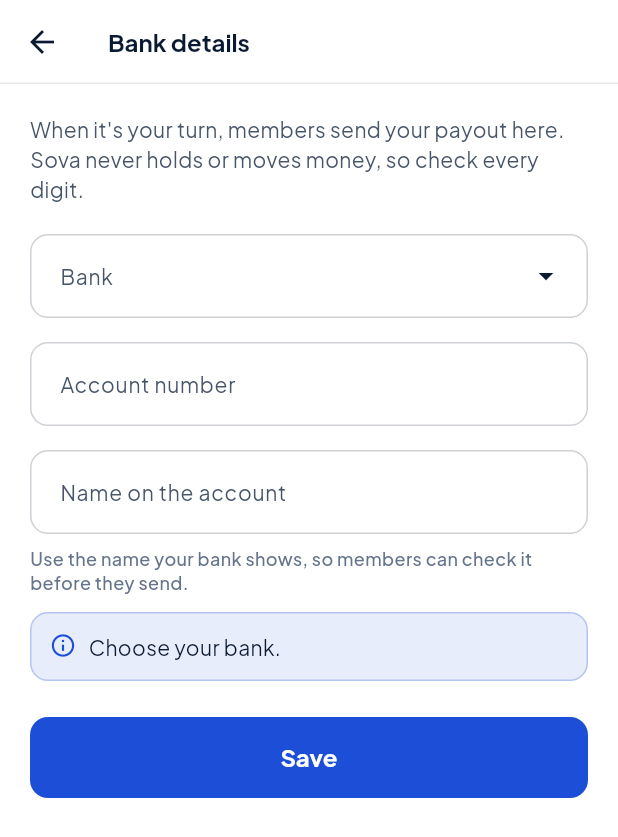
After one commit to adeyanjufuhad/Sova, a Flutter app: the BankDetailsScreen screen opened by its route, after a tap on "Save", on a phone screen of 412 x 824 dp. The commit adds this screen. Shown: the top 837 px of the screen. Run offline on Flutter 3.47's test engine with Material 3 defaults, Android fonts, the phone set to English and light mode, and no system bars; our stand-ins replace flutter_riverpod, flutter_secure_storage, go_router, image_picker, share_plus, web; accounts and stored records are empty.

Commit message:
Add edit profile, bank details and change PIN screens

```diff
--- a/app/lib/core/router/sova_router.dart
+++ b/app/lib/core/router/sova_router.dart
@@ -21,6 +21,8 @@ import '../../features/circle/rules_screen.dart';
 import '../../features/circles/circles_screen.dart';
 import '../../features/create/create_circle_screen.dart';
 import '../../features/join/join_circle_screen.dart';
+import '../../features/notifications/notifications_screen.dart';
+import '../../features/settings/settings_screens.dart';
 import '../../features/home/home_screen.dart';
 import '../../features/record/record_screen.dart';
 import '../../shared/widgets/app_shell.dart';
@@ -108,6 +110,10 @@ final routerProvider = Provider<GoRouter>((ref) {
       // Full-screen flows above the tab bar.
       GoRoute(path: '/create', parentNavigatorKey: _rootKey, builder: (_, _) => const CreateCircleScreen()),
       GoRoute(path: '/join', parentNavigatorKey: _rootKey, builder: (_, _) => const JoinCircleScreen()),
+      GoRoute(path: '/notifications', parentNavigatorKey: _rootKey, builder: (_, _) => const NotificationsScreen()),
+      GoRoute(path: '/settings/profile', parentNavigatorKey: _rootKey, builder: (_, _) => const EditProfileScreen()),
+      GoRoute(path: '/settings/bank', parentNavigatorKey: _rootKey, builder: (_, _) => const BankDetailsScreen()),
+      GoRoute(path: '/settings/pin', parentNavigatorKey: _rootKey, builder: (_, _) => const ChangePinScreen()),
       GoRoute(
         path: '/handover/:id',
         parentNavigatorKey: _rootKey,
--- a/app/lib/features/record/record_screen.dart
+++ b/app/lib/features/record/record_screen.dart
@@ -1,5 +1,6 @@
 import 'package:flutter/material.dart';
 import 'package:flutter_riverpod/flutter_riverpod.dart';
+import 'package:go_router/go_router.dart';
 import 'package:intl/intl.dart';
 
 import '../../core/format.dart';
@@ -9,7 +10,6 @@ import '../../data/providers.dart';
 import '../../shared/widgets/app_shell.dart' show tabBarInset;
 import '../../shared/widgets/common.dart';
 import '../../shared/widgets/polish.dart';
-import '../home/home_screen.dart' show comingNext;
 import 'score_card.dart';
 
 /// The member's own savings record: the thing that earns trust (and, later,
@@ -30,7 +30,12 @@ class RecordScreen extends ConsumerWidget {
             final s = recordStats(list, ref.watch(meProvider));
             final pct = (s.onTimeRate * 100).round();
             return ListView(
-              padding: EdgeInsets.fromLTRB(SovaSpacing.screenH, SovaSpacing.lg, SovaSpacing.screenH, SovaSpacing.xl3 + tabBarInset(context)),
+              padding: EdgeInsets.fromLTRB(
+                SovaSpacing.screenH,
+                SovaSpacing.lg,
+                SovaSpacing.screenH,
+                SovaSpacing.xl3 + tabBarInset(context),
+              ),
               children: [
                 Row(
                   children: [
@@ -57,9 +62,18 @@ class RecordScreen extends ConsumerWidget {
                   child: ScoreCard(
                     footer: Row(
                       children: [
-                        _Stat(label: 'Contributed', child: Money(s.totalContributed, style: _statStyle)),
-                        _Stat(label: 'Active circles', child: Text('${s.circlesActive}', style: _statStyle)),
-                        _Stat(label: 'Turns collected', child: Text('${s.turnsCollected}', style: _statStyle)),
+                        _Stat(
+                          label: 'Contributed',
+                          child: Money(s.totalContributed, style: _statStyle),
+                        ),
+                        _Stat(
+                          label: 'Active circles',
+                          child: Text('${s.circlesActive}', style: _statStyle),
+                        ),
+                        _Stat(
+                          label: 'Turns collected',
+                          child: Text('${s.turnsCollected}', style: _statStyle),
+                        ),
                       ],
                     ),
                   ),
@@ -78,10 +92,16 @@ class RecordScreen extends ConsumerWidget {
                         children: [
                           const IconTile(Icons.groups_rounded),
                           const SizedBox(width: SovaSpacing.md),
-                          Expanded(child: Text(share.circle.name, style: SovaText.label, overflow: TextOverflow.ellipsis)),
+                          Expanded(
+                            child: Text(share.circle.name, style: SovaText.label, overflow: TextOverflow.ellipsis),
+                          ),
                           SizedBox(
                             width: 48,
-                            child: Text('${(share.share * 100).round()}%', style: SovaText.caption, textAlign: TextAlign.right),
+                            child: Text(
+                              '${(share.share * 100).round()}%',
+                              style: SovaText.caption,
+                              textAlign: TextAlign.right,
+                            ),
                           ),
                           const SizedBox(width: SovaSpacing.lg),
                           Money(share.amount, style: SovaText.moneySmall),
@@ -247,7 +267,7 @@ class _Settings extends ConsumerWidget {
             Icons.person_outline_rounded,
             session?.fullName ?? 'Profile',
             subtitle: session == null ? null : displayPhone(session.phone),
-            onTap: () => comingNext(context, 'Editing your profile'),
+            onTap: () => context.push('/settings/profile'),
           ),
           const Divider(),
           row(
@@ -262,13 +282,23 @@ class _Settings extends ConsumerWidget {
             onTap: () => ref.read(hideAmountsProvider.notifier).toggle(),
           ),
           const Divider(),
-          row(Icons.account_balance_outlined, 'Bank details', subtitle: 'Where members send your payout',
-              onTap: () => comingNext(context, 'Editing bank details')),
+          row(
+            Icons.account_balance_outlined,
+            'Bank details',
+            subtitle: session?.bank == null
+                ? 'Add where members send your payout'
+                : '${session!.bank!.bankName} ${session.bank!.accountNumber}',
+            onTap: () => context.push('/settings/bank'),
+          ),
           const Divider(),
-          row(Icons.lock_outline_rounded, 'Change PIN', onTap: () => comingNext(context, 'Changing your PIN')),
+          row(Icons.lock_outline_rounded, 'Change PIN', onTap: () => context.push('/settings/pin')),
           const Divider(),
-          row(Icons.logout_rounded, 'Sign out', trailing: const SizedBox.shrink(),
-              onTap: () => ref.read(authProvider.notifier).signOut()),
+          row(
+            Icons.logout_rounded,
+            'Sign out',
+            trailing: const SizedBox.shrink(),
+            onTap: () => ref.read(authProvider.notifier).signOut(),
+          ),
         ],
       ),
     );
--- /dev/null
+++ b/app/lib/features/settings/settings_screens.dart
@@ -0,0 +1,283 @@
+import 'package:flutter/material.dart';
+import 'package:flutter/services.dart';
+import 'package:flutter_riverpod/flutter_riverpod.dart';
+
+import '../../core/format.dart';
+import '../../core/theme/theme.dart';
+import '../../data/models.dart';
+import '../../data/providers.dart';
+import '../../shared/widgets/common.dart';
+import '../../shared/widgets/pin_pad.dart';
+
+void _done(BuildContext context, String message) {
+  HapticFeedback.mediumImpact();
+  ScaffoldMessenger.of(context).showSnackBar(SnackBar(content: Text(message)));
+  leaveScreen(context, fallback: '/record');
+}
+
+/// The member's name, as the rest of their circles see it.
+class EditProfileScreen extends ConsumerStatefulWidget {
+  const EditProfileScreen({super.key});
+
+  @override
+  ConsumerState<EditProfileScreen> createState() => _EditProfileScreenState();
+}
+
+class _EditProfileScreenState extends ConsumerState<EditProfileScreen> {
+  late final _name = TextEditingController(text: ref.read(authProvider).session?.fullName ?? '');
+  bool _busy = false;
+  String? _error;
+
+  @override
+  void dispose() {
+    _name.dispose();
+    super.dispose();
+  }
+
+  Future<void> _save() async {
+    final name = _name.text.trim();
+    if (name.length < 2 || !name.contains(' ')) {
+      setState(() => _error = 'Enter your first and last name, as your circle knows you.');
+      return;
+    }
+    setState(() {
+      _busy = true;
+      _error = null;
+    });
+    try {
+      await ref.read(authProvider.notifier).updateName(name);
+      ref.invalidate(circlesProvider);
+      if (mounted) _done(context, 'Name saved.');
+    } catch (e) {
+      if (mounted) setState(() => _error = e.toString());
+    } finally {
+      if (mounted) setState(() => _busy = false);
+    }
+  }
+
+  @override
+  Widget build(BuildContext context) {
+    final session = ref.watch(authProvider).session;
+    return Scaffold(
+      appBar: AppBar(leading: const SovaBackButton(fallback: '/record'), title: const Text('Edit profile')),
+      body: ListView(
+        padding: const EdgeInsets.all(SovaSpacing.screenH),
+        children: [
+          TextField(
+            controller: _name,
+            textCapitalization: TextCapitalization.words,
+            autofillHints: const [AutofillHints.name],
+            decoration: InputDecoration(labelText: 'Full name', errorText: _error),
+            onSubmitted: (_) => _save(),
+          ),
+          const SizedBox(height: SovaSpacing.lg),
+          InfoRow('Phone number', session == null ? '' : displayPhone(session.phone)),
+          const Text(
+            'Your number signs you in, so it can\'t be changed here.',
+            style: SovaText.caption,
+          ),
+          const SizedBox(height: SovaSpacing.xl2),
+          FilledButton(onPressed: _busy ? null : _save, child: Text(_busy ? 'Saving…' : 'Save')),
+        ],
+      ),
+    );
+  }
+}
+
+/// Where members send this person's payout. Saving needs the PIN.
+class BankDetailsScreen extends ConsumerStatefulWidget {
+  const BankDetailsScreen({super.key});
+
+  @override
+  ConsumerState<BankDetailsScreen> createState() => _BankDetailsScreenState();
+}
+
+class _BankDetailsScreenState extends ConsumerState<BankDetailsScreen> {
+  late final BankDetails? _current = ref.read(authProvider).session?.bank;
+  late String? _bank = _current?.bankName;
+  late final _number = TextEditingController(text: _current?.accountNumber ?? '');
+  late final _name = TextEditingController(text: _current?.accountName ?? ref.read(authProvider).session?.fullName ?? '');
+  String? _error;
+
+  @override
+  void dispose() {
+    _number.dispose();
+    _name.dispose();
+    super.dispose();
+  }
+
+  Future<void> _save() async {
+    final number = _number.text.replaceAll(RegExp(r'\s'), '');
+    if (_bank == null) return setState(() => _error = 'Choose your bank.');
+    if (!RegExp(r'^\d{10}$').hasMatch(number)) return setState(() => _error = 'Account numbers are 10 digits.');
+    if (_name.text.trim().length < 2) return setState(() => _error = 'Enter the name on the account.');
+    setState(() => _error = null);
+    final bank = BankDetails(bankName: _bank!, accountNumber: number, accountName: _name.text.trim());
+    final ok = await confirmWithPin(
+      context,
+      title: 'Save bank details',
+      subtitle: 'Members will send your payout to ${bank.bankName} ${bank.accountNumber}.',
+      onPin: (pin) => ref.read(authProvider.notifier).saveBank(bank, pin: pin),
+    );
+    if (!ok || !mounted) return;
+    ref.invalidate(circlesProvider);
+    _done(context, 'Bank details saved.');
+  }
+
+  @override
+  Widget build(BuildContext context) {
+    final banks = ref.watch(_banksProvider);
+    return Scaffold(
+      appBar: AppBar(leading: const SovaBackButton(fallback: '/record'), title: const Text('Bank details')),
+      body: ListView(
+        padding: const EdgeInsets.all(SovaSpacing.screenH),
+        children: [
+          const Text(
+            'When it\'s your turn, members send your payout here. Sova never holds or moves money, so check '
+            'every digit.',
+            style: SovaText.bodySmall,
+          ),
+          const SizedBox(height: SovaSpacing.xl),
+          banks.when(
+            loading: () => const LinearProgressIndicator(),
+            error: (e, _) => NoticeBox(e.toString()),
+            data: (list) => DropdownMenu<String>(
+              initialSelection: _bank,
+              expandedInsets: EdgeInsets.zero,
+              enableFilter: true,
+              requestFocusOnTap: true,
+              label: const Text('Bank'),
+              menuHeight: 320,
+              onSelected: (v) => setState(() => _bank = v),
+              dropdownMenuEntries: [for (final b in list) DropdownMenuEntry(value: b, label: b)],
+            ),
+          ),
+          const SizedBox(height: SovaSpacing.lg),
+          TextField(
+            controller: _number,
+            keyboardType: TextInputType.number,
+            inputFormatters: [FilteringTextInputFormatter.digitsOnly, LengthLimitingTextInputFormatter(10)],
+            decoration: const InputDecoration(labelText: 'Account number', hintText: '10 digits'),
+            style: SovaText.body.copyWith(fontFeatures: const [FontFeature.tabularFigures()]),
+          ),
+          const SizedBox(height: SovaSpacing.lg),
+          TextField(
+            controller: _name,
+            textCapitalization: TextCapitalization.words,
+            decoration: const InputDecoration(labelText: 'Name on the account'),
+          ),
+          const SizedBox(height: SovaSpacing.sm),
+          const Text(
+            'Use the name your bank shows, so members can check it before they send.',
+            style: SovaText.caption,
+          ),
+          if (_error != null) ...[
+            const SizedBox(height: SovaSpacing.md),
+            NoticeBox(_error!),
+          ],
+          const SizedBox(height: SovaSpacing.xl2),
+          FilledButton(onPressed: _save, child: const Text('Save')),
+        ],
+      ),
+    );
+  }
+}
+
+final _banksProvider = FutureProvider<List<String>>((ref) => ref.watch(repositoryProvider).banks());
+
+/// Current PIN, then the new one twice.
+class ChangePinScreen extends ConsumerStatefulWidget {
+  const ChangePinScreen({super.key});
+
+  @override
+  ConsumerState<ChangePinScreen> createState() => _ChangePinScreenState();
+}
+
+enum _PinStep { current, fresh, confirm }
+
+class _ChangePinScreenState extends ConsumerState<ChangePinScreen> {
+  final _pad = GlobalKey<PinPadState>();
+  var _step = _PinStep.current;
+  String? _current;
+  String? _fresh;
+  String? _error;
+  bool _busy = false;
+
+  Future<void> _entered(String pin) async {
+    _pad.currentState?.clear();
+    switch (_step) {
+      case _PinStep.current:
+        setState(() {
+          _current = pin;
+          _step = _PinStep.fresh;
+          _error = null;
+        });
+      case _PinStep.fresh:
+        if (isEasyPin(pin)) {
+          setState(() => _error = 'That PIN is too easy to guess. Try another.');
+        } else if (pin == _current) {
+          setState(() => _error = 'Choose a PIN that\'s different from your current one.');
+        } else {
+          setState(() {
+            _fresh = pin;
+            _step = _PinStep.confirm;
+            _error = null;
+          });
+        }
+      case _PinStep.confirm:
+        if (pin != _fresh) {
+          setState(() {
+            _step = _PinStep.fresh;
+            _error = 'Those PINs didn\'t match. Enter your new PIN again.';
+          });
+          return;
+        }
+        setState(() => _busy = true);
+        try {
+          await ref.read(repositoryProvider).changePin(currentPin: _current!, newPin: pin);
+          if (mounted) _done(context, 'PIN changed. Use your new PIN from now on.');
+        } catch (e) {
+          if (!mounted) return;
+          // A wrong current PIN sends the member back to the start.
+          setState(() {
+            _busy = false;
+            _step = _PinStep.current;
+            _current = null;
+            _fresh = null;
+            _error = e.toString();
+          });
+        }
+    }
+  }
+
+  @override
+  Widget build(BuildContext context) {
+    final (title, hint) = switch (_step) {
+      _PinStep.current => ('Enter your current PIN', 'To keep your account safe.'),
+      _PinStep.fresh => ('Choose a new PIN', 'Avoid easy ones like 1234 or 1111.'),
+      _PinStep.confirm => ('Enter the new PIN again', 'To make sure it\'s right.'),
+    };
+    return Scaffold(
+      appBar: AppBar(leading: const SovaBackButton(fallback: '/record'), title: const Text('Change PIN')),
+      body: SafeArea(
+        child: ListView(
+          padding: const EdgeInsets.all(SovaSpacing.screenH),
+          children: [
+            const SizedBox(height: SovaSpacing.lg),
+            const Icon(Icons.lock_outline_rounded, color: SovaColors.electric, size: 32),
+            const SizedBox(height: SovaSpacing.md),
+            Text(title, style: SovaText.h2, textAlign: TextAlign.center),
+            const SizedBox(height: SovaSpacing.xs),
+            Text(hint, style: SovaText.bodySmall, textAlign: TextAlign.center),
+            const SizedBox(height: SovaSpacing.xl2),
+            PinPad(key: _pad, busy: _busy, onCompleted: _entered),
+            if (_error != null) ...[
+              const SizedBox(height: SovaSpacing.lg),
+              NoticeBox(_error!),
+            ],
+          ],
+        ),
+      ),
+    );
+  }
+}
```
Also changed, not shown: 2 other files. Lines whose indentation alone changed are shown as unchanged.
